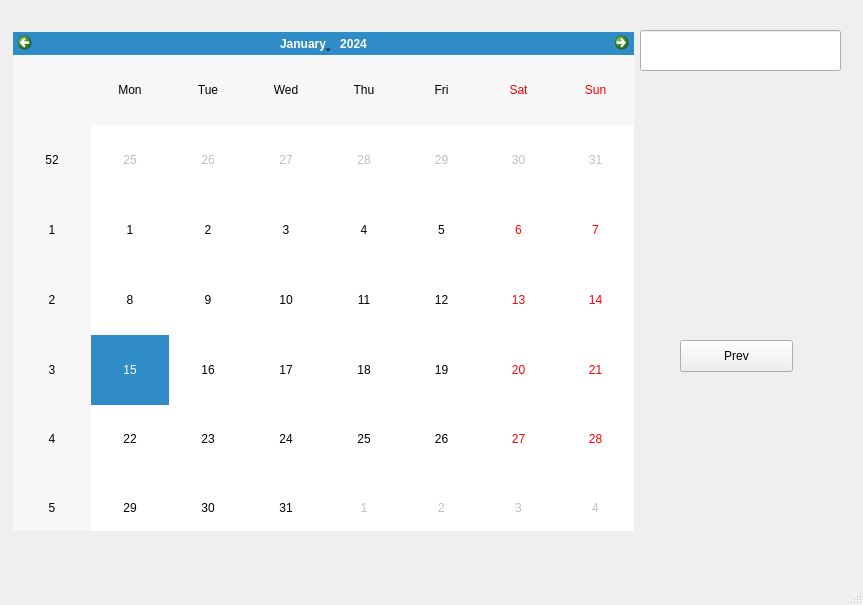
Qt form Planner/mainwindow.ui (Nathan-lee-8/CSC3220-finalProj) before a commit.
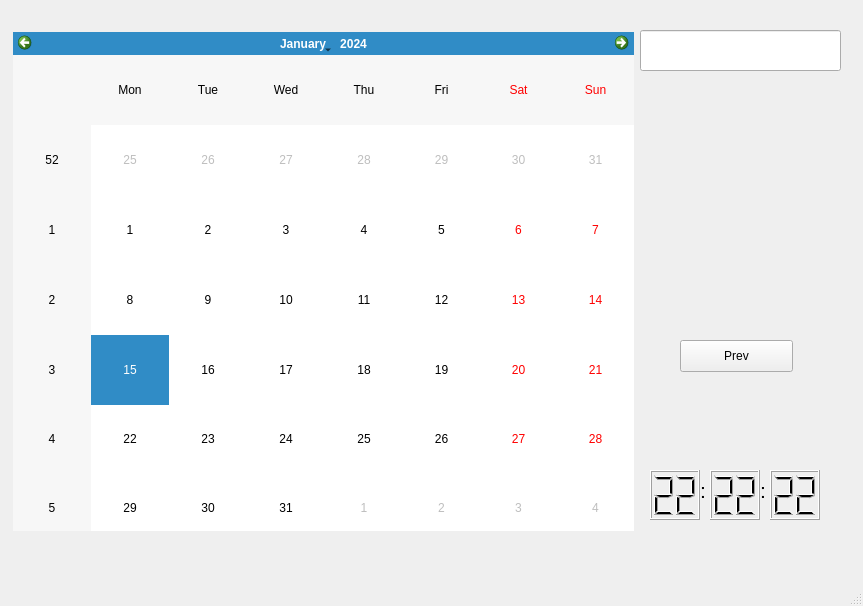
The same form after that commit. The open tabs and pages were chosen to show the change.

What changed in the file:
```diff
--- a/Planner/mainwindow.ui
+++ b/Planner/mainwindow.ui
@@ -7,7 +7,7 @@
     <x>0</x>
     <y>0</y>
     <width>863</width>
-    <height>605</height>
+    <height>606</height>
    </rect>
   </property>
   <property name="windowTitle">
@@ -271,6 +271,117 @@
        <string>Prev</string>
       </property>
      </widget>
+     <widget class="QLCDNumber" name="hourValue">
+      <property name="geometry">
+       <rect>
+        <x>640</x>
+        <y>460</y>
+        <width>50</width>
+        <height>50</height>
+       </rect>
+      </property>
+      <property name="font">
+       <font>
+        <family>Lato</family>
+        <pointsize>11</pointsize>
+       </font>
+      </property>
+      <property name="digitCount">
+       <number>2</number>
+      </property>
+      <property name="value" stdset="0">
+       <double>22.000000000000000</double>
+      </property>
+      <property name="intValue" stdset="0">
+       <number>22</number>
+      </property>
+     </widget>
+     <widget class="QLCDNumber" name="secondValue">
+      <property name="geometry">
+       <rect>
+        <x>760</x>
+        <y>460</y>
+        <width>50</width>
+        <height>50</height>
+       </rect>
+      </property>
+      <property name="font">
+       <font>
+        <family>Lato</family>
+        <pointsize>11</pointsize>
+       </font>
+      </property>
+      <property name="digitCount">
+       <number>2</number>
+      </property>
+      <property name="value" stdset="0">
+       <double>22.000000000000000</double>
+      </property>
+      <property name="intValue" stdset="0">
+       <number>22</number>
+      </property>
+     </widget>
+     <widget class="QLCDNumber" name="minuteValue">
+      <property name="geometry">
+       <rect>
+        <x>700</x>
+        <y>460</y>
+        <width>50</width>
+        <height>50</height>
+       </rect>
+      </property>
+      <property name="font">
+       <font>
+        <family>Lato</family>
+        <pointsize>11</pointsize>
+       </font>
+      </property>
+      <property name="digitCount">
+       <number>2</number>
+      </property>
+      <property name="value" stdset="0">
+       <double>22.000000000000000</double>
+      </property>
+      <property name="intValue" stdset="0">
+       <number>22</number>
+      </property>
+     </widget>
+     <widget class="QLabel" name="dots">
+      <property name="geometry">
+       <rect>
+        <x>690</x>
+        <y>460</y>
+        <width>56</width>
+        <height>41</height>
+       </rect>
+      </property>
+      <property name="font">
+       <font>
+        <pointsize>16</pointsize>
+       </font>
+      </property>
+      <property name="text">
+       <string>:</string>
+      </property>
+     </widget>
+     <widget class="QLabel" name="otherDots">
+      <property name="geometry">
+       <rect>
+        <x>750</x>
+        <y>460</y>
+        <width>56</width>
+        <height>41</height>
+       </rect>
+      </property>
+      <property name="font">
+       <font>
+        <pointsize>16</pointsize>
+       </font>
+      </property>
+      <property name="text">
+       <string>:</string>
+      </property>
+     </widget>
     </widget>
     <widget class="QWidget" name="tableView">
      <widget class="QTabWidget" name="tabWidget">
```
Left out of the diff: 2 changed lines with no effect on the pictures.
